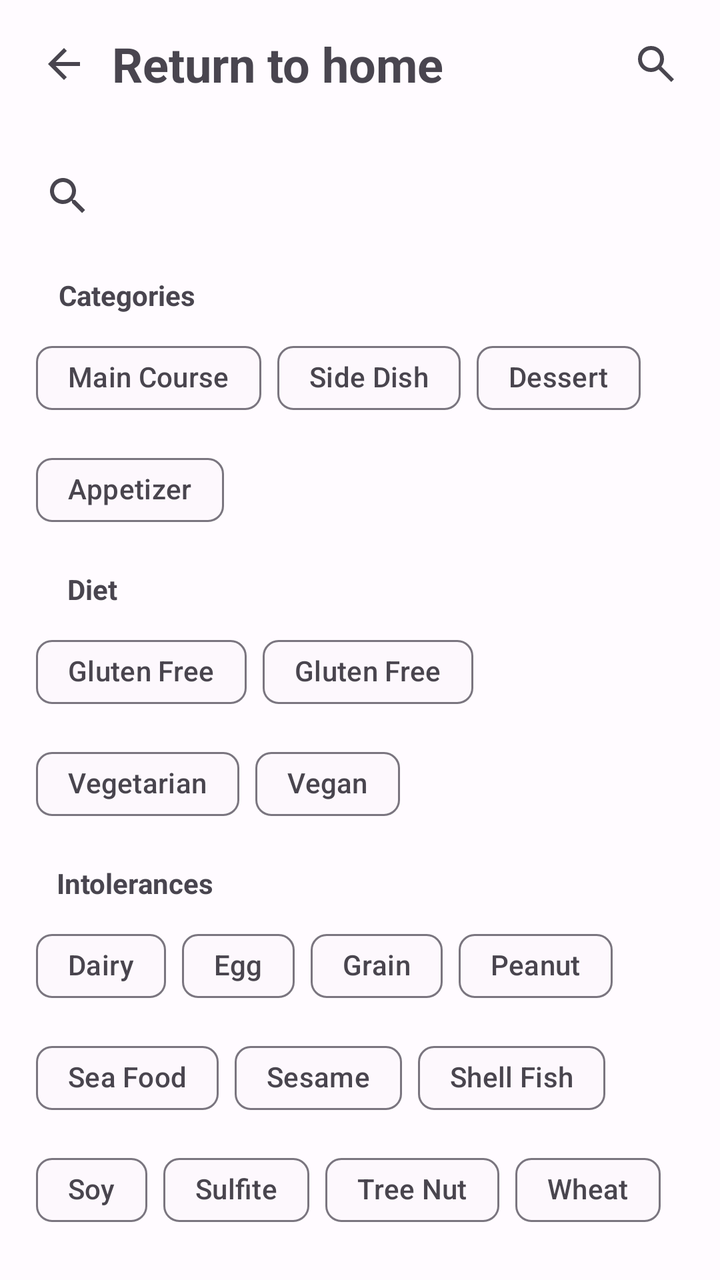
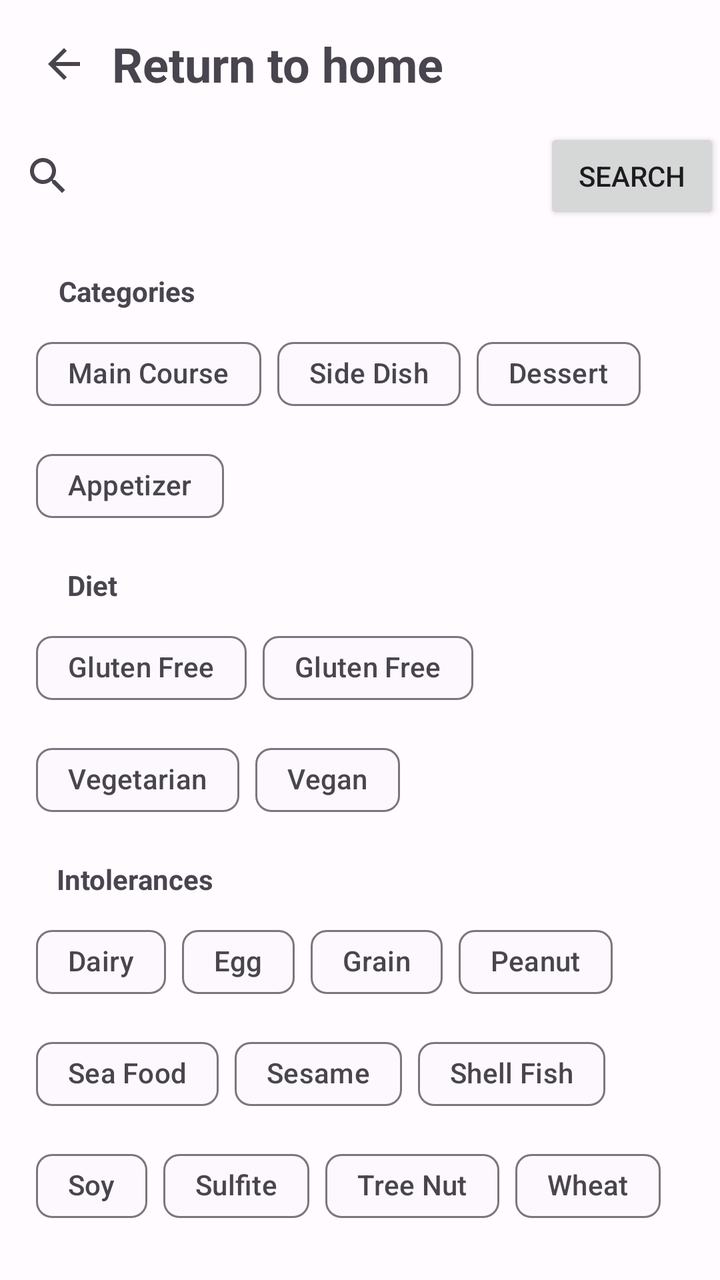

Before-and-after screenshots of an Android layout around one commit, followed by the original layout XML and the change that was made.
<!-- AndroidManifest.xml: application theme Theme.Food_alchemy -->
<!-- res/layout/fragment_search.xml -->
<?xml version="1.0" encoding="utf-8"?>
<androidx.constraintlayout.widget.ConstraintLayout xmlns:android="http://schemas.android.com/apk/res/android"
    xmlns:app="http://schemas.android.com/apk/res-auto"
    xmlns:tools="http://schemas.android.com/tools"
    android:layout_width="match_parent"
    android:layout_height="match_parent"
    tools:context=".ui.search.SearchActivity">

    <LinearLayout
        android:id="@+id/linear_layout"
        android:layout_width="match_parent"
        android:layout_height="wrap_content"
        android:gravity="center_vertical"
        android:padding="8dp"
        app:layout_constraintBottom_toTopOf="@id/searchView"
        app:layout_constraintEnd_toEndOf="parent"
        app:layout_constraintHorizontal_bias="1.0"
        app:layout_constraintStart_toStartOf="parent"
        app:layout_constraintTop_toTopOf="parent">

        <ImageButton
            android:id="@+id/return_button"
            android:layout_width="48dp"
            android:layout_height="48dp"
            android:background="@android:color/transparent"
            android:padding="8dp"
            android:src="@drawable/baseline_arrow_back_24"
            app:tint="?attr/colorControlNormal"
            tools:ignore="ContentDescription" />

        <TextView
            android:id="@+id/title_textview"
            android:layout_width="wrap_content"
            android:layout_height="wrap_content"
            android:text="@string/return_to_home"
            android:textSize="24sp"
            android:textStyle="bold" />

        <Space
            android:layout_width="0dp"
            android:layout_height="0dp"
            android:layout_weight="1" />

        <ImageButton
            android:id="@+id/search_button_direct"
            android:layout_width="48dp"
            android:layout_height="48dp"
            android:background="@android:color/transparent"
            android:padding="8dp"
            android:src="@drawable/search_draw"
            app:tint="?attr/colorControlNormal" />
    </LinearLayout>

    
    <SearchView
        android:id="@+id/searchView"
        android:layout_width="match_parent"
        android:layout_height="wrap_content"
        android:layout_marginStart="10dp"
        android:layout_marginTop="10dp"
        android:layout_marginEnd="10dp"
        android:clickable="true"
        android:focusable="true"
        android:queryHint="Search..."
        app:iconifiedByDefault="false"
        app:layout_constraintBottom_toTopOf="@id/scrollChip"
        app:layout_constraintEnd_toEndOf="parent"
        app:layout_constraintStart_toStartOf="parent"
        app:layout_constraintTop_toBottomOf="@id/linear_layout" />

    <ScrollView
        android:id="@+id/scrollChip"
        android:layout_width="match_parent"
        android:layout_height="0dp"
        app:layout_constraintTop_toBottomOf="@id/searchView"
        app:layout_constraintBottom_toBottomOf="parent">

        <androidx.constraintlayout.widget.ConstraintLayout
            android:layout_width="match_parent"
            android:layout_height="match_parent">

            <com.google.android.material.chip.ChipGroup
                android:id="@+id/chip_ingredients"
                android:layout_width="match_parent"
                android:layout_height="wrap_content"
                app:layout_constraintStart_toStartOf="parent"
                app:layout_constraintEnd_toEndOf="parent"
                app:layout_constraintTop_toTopOf="parent"
                app:layout_constraintBottom_toTopOf="@id/text_categories">

            </com.google.android.material.chip.ChipGroup>

            
            <TextView
                android:id="@+id/text_categories"
                android:layout_width="wrap_content"
                android:layout_height="wrap_content"
                android:text="@string/categories"
                android:layout_marginTop="16dp"
                android:textStyle="bold"
                app:layout_constraintStart_toStartOf="parent"
                app:layout_constraintEnd_toEndOf="parent"
                app:layout_constraintTop_toBottomOf="@id/chip_ingredients"
                app:layout_constraintBottom_toTopOf="@id/chip_group_categories"
                app:layout_constraintHorizontal_bias="0.1" />


            <com.google.android.material.chip.ChipGroup
                android:id="@+id/chip_group_categories"
                android:layout_width="match_parent"
                android:layout_height="wrap_content"
                android:layout_below="@id/text_categories"
                android:layout_marginTop="8dp"
                app:singleSelection="true"
                android:layout_marginStart="18dp"
                android:layout_marginEnd="18dp"
                app:layout_constraintStart_toStartOf="parent"
                app:layout_constraintEnd_toEndOf="parent"
                app:layout_constraintTop_toBottomOf="@id/text_categories"
                app:layout_constraintBottom_toTopOf="@id/text_diet">


                <com.google.android.material.chip.Chip
                    android:id="@+id/chip_main_course"
                    style="@style/Widget.Material3.Chip.Filter"
                    android:layout_width="wrap_content"
                    android:layout_height="wrap_content"
                    android:checked="false"
                    android:text="@string/main_course" />

                <com.google.android.material.chip.Chip
                    android:id="@+id/chip_side_dish"
                    style="@style/Widget.Material3.Chip.Filter"
                    android:layout_width="wrap_content"
                    android:layout_height="wrap_content"
                    android:checked="false"
                    android:text="@string/side_dish" />

                <com.google.android.material.chip.Chip
                    android:id="@+id/chip_dessert"
                    style="@style/Widget.Material3.Chip.Filter"
                    android:layout_width="wrap_content"
                    android:layout_height="wrap_content"
                    android:checked="false"
                    android:text="@string/dessert" />

                <com.google.android.material.chip.Chip
                    android:id="@+id/chip_appetizer"
                    style="@style/Widget.Material3.Chip.Filter"
                    android:layout_width="wrap_content"
                    android:layout_height="wrap_content"
                    android:checked="false"
                    android:text="@string/appetizer" />

                
                

            </com.google.android.material.chip.ChipGroup>

            
            <TextView
                android:id="@+id/text_diet"
                android:layout_width="wrap_content"
                android:layout_height="wrap_content"
                android:text="@string/diet"
                android:layout_marginTop="16dp"
                android:textStyle="bold"
                app:layout_constraintStart_toStartOf="parent"
                app:layout_constraintEnd_toEndOf="parent"
                app:layout_constraintTop_toBottomOf="@id/chip_group_categories"
                app:layout_constraintBottom_toTopOf="@id/chip_group_diet"
                app:layout_constraintHorizontal_bias="0.1"/>

            <com.google.android.material.chip.ChipGroup
                android:id="@+id/chip_group_diet"
                android:layout_width="match_parent"
                android:layout_height="wrap_content"
                android:layout_below="@id/text_diet"
                android:layout_marginTop="8dp"
                android:layout_marginStart="18dp"
                android:layout_marginEnd="18dp"
                app:singleSelection="true"
                app:layout_constraintStart_toStartOf="parent"
                app:layout_constraintEnd_toEndOf="parent"
                app:layout_constraintTop_toBottomOf="@id/text_diet"
                app:layout_constraintBottom_toTopOf="@id/text_intolerances">

                <com.google.android.material.chip.Chip
                    android:id="@+id/no_diet"
                    style="@style/Widget.Material3.Chip.Filter"
                    android:layout_width="wrap_content"
                    android:layout_height="wrap_content"
                    android:checked="false"
                    android:text="@string/gluten_free" />

                <com.google.android.material.chip.Chip
                    android:id="@+id/gluten_free"
                    style="@style/Widget.Material3.Chip.Filter"
                    android:layout_width="wrap_content"
                    android:layout_height="wrap_content"
                    android:checked="false"
                    android:text="@string/gluten_free" />

                <com.google.android.material.chip.Chip
                    android:id="@+id/vegetarian"
                    style="@style/Widget.Material3.Chip.Filter"
                    android:layout_width="wrap_content"
                    android:layout_height="wrap_content"
                    android:checked="false"
                    android:text="@string/vegetarian" />

                <com.google.android.material.chip.Chip
                    android:id="@+id/vegan"
                    style="@style/Widget.Material3.Chip.Filter"
                    android:layout_width="wrap_content"
                    android:layout_height="wrap_content"
                    android:checked="false"
                    android:text="@string/vegan" />
                
                

            </com.google.android.material.chip.ChipGroup>

            
            <TextView
                android:id="@+id/text_intolerances"
                android:layout_width="wrap_content"
                android:layout_height="wrap_content"
                android:text="@string/intolerances"
                android:layout_below="@id/chip_group_diet"
                android:layout_marginTop="16dp"
                android:textStyle="bold"
                app:layout_constraintStart_toStartOf="parent"
                app:layout_constraintEnd_toEndOf="parent"
                app:layout_constraintTop_toBottomOf="@id/chip_group_diet"
                app:layout_constraintBottom_toTopOf="@id/chip_group_intolerances"
                app:layout_constraintHorizontal_bias="0.1"/>

            <com.google.android.material.chip.ChipGroup
                android:id="@+id/chip_group_intolerances"
                android:layout_width="match_parent"
                android:layout_height="wrap_content"
                android:layout_below="@id/text_intolerances"
                android:layout_marginTop="8dp"
                android:layout_marginStart="18dp"
                android:layout_marginEnd="18dp"
                app:singleSelection="false"
                app:layout_constraintStart_toStartOf="parent"
                app:layout_constraintEnd_toEndOf="parent"
                app:layout_constraintTop_toBottomOf="@id/text_intolerances">

                <com.google.android.material.chip.Chip
                    android:id="@+id/dairy"
                    style="@style/Widget.Material3.Chip.Filter"
                    android:layout_width="wrap_content"
                    android:layout_height="wrap_content"
                    android:checked="false"
                    android:text="@string/dairy" />

                <com.google.android.material.chip.Chip
                    android:id="@+id/egg"
                    style="@style/Widget.Material3.Chip.Filter"
                    android:layout_width="wrap_content"
                    android:layout_height="wrap_content"
                    android:checked="false"
                    android:text="@string/egg" />

                <com.google.android.material.chip.Chip
                    android:id="@+id/grain"
                    style="@style/Widget.Material3.Chip.Filter"
                    android:layout_width="wrap_content"
                    android:layout_height="wrap_content"
                    android:checked="false"
                    android:text="@string/grain" />

                <com.google.android.material.chip.Chip
                    android:id="@+id/peanut"
                    style="@style/Widget.Material3.Chip.Filter"
                    android:layout_width="wrap_content"
                    android:layout_height="wrap_content"
                    android:checked="false"
                    android:text="@string/peanut" />

                <com.google.android.material.chip.Chip
                    android:id="@+id/sea_food"
                    style="@style/Widget.Material3.Chip.Filter"
                    android:layout_width="wrap_content"
                    android:layout_height="wrap_content"
                    android:checked="false"
                    android:text="@string/sea_food" />

                <com.google.android.material.chip.Chip
                    android:id="@+id/sesame"
                    style="@style/Widget.Material3.Chip.Filter"
                    android:layout_width="wrap_content"
                    android:layout_height="wrap_content"
                    android:checked="false"
                    android:text="@string/sesame" />

                <com.google.android.material.chip.Chip
                    android:id="@+id/shell_fish"
                    style="@style/Widget.Material3.Chip.Filter"
                    android:layout_width="wrap_content"
                    android:layout_height="wrap_content"
                    android:checked="false"
                    android:text="@string/shell_fish" />

                <com.google.android.material.chip.Chip
                    android:id="@+id/soy"
                    style="@style/Widget.Material3.Chip.Filter"
                    android:layout_width="wrap_content"
                    android:layout_height="wrap_content"
                    android:checked="false"
                    android:text="@string/soy" />

                <com.google.android.material.chip.Chip
                    android:id="@+id/sulfite"
                    style="@style/Widget.Material3.Chip.Filter"
                    android:layout_width="wrap_content"
                    android:layout_height="wrap_content"
                    android:checked="false"
                    android:text="@string/sulfite" />

                <com.google.android.material.chip.Chip
                    android:id="@+id/tree_nut"
                    style="@style/Widget.Material3.Chip.Filter"
                    android:layout_width="wrap_content"
                    android:layout_height="wrap_content"
                    android:checked="false"
                    android:text="@string/tree_nut" />

                <com.google.android.material.chip.Chip
                    android:id="@+id/wheat"
                    style="@style/Widget.Material3.Chip.Filter"
                    android:layout_width="wrap_content"
                    android:layout_height="wrap_content"
                    android:checked="false"
                    android:text="@string/wheat" />

                
                

            </com.google.android.material.chip.ChipGroup>
        </androidx.constraintlayout.widget.ConstraintLayout>
    </ScrollView>




</androidx.constraintlayout.widget.ConstraintLayout>
<!-- resources referenced by this layout -->
<resources>
  <!-- drawable baseline_arrow_back_24 (drawable) -->
  <vector android:autoMirrored="true" android:height="24dp"
      android:tint="#000000" android:viewportHeight="24"
      android:viewportWidth="24" android:width="24dp" xmlns:android="http://schemas.android.com/apk/res/android">
      <path android:fillColor="@android:color/black" android:pathData="M20,11H7.83l5.59,-5.59L12,4l-8,8 8,8 1.41,-1.41L7.83,13H20v-2z"/>
  </vector>
  <!-- drawable search_draw (drawable) -->
  <vector android:autoMirrored="true" android:height="24dp"
      android:viewportHeight="960" android:viewportWidth="960"
      android:width="24dp" xmlns:android="http://schemas.android.com/apk/res/android">
      <path android:fillColor="#FF000000" android:pathData="M784,840 L532,588q-30,24 -69,38t-83,14q-109,0 -184.5,-75.5T120,380q0,-109 75.5,-184.5T380,120q109,0 184.5,75.5T640,380q0,44 -14,83t-38,69l252,252 -56,56ZM380,560q75,0 127.5,-52.5T560,380q0,-75 -52.5,-127.5T380,200q-75,0 -127.5,52.5T200,380q0,75 52.5,127.5T380,560Z"/>
  </vector>
  <string name="appetizer">Appetizer</string>
  <string name="categories">Categories</string>
  <string name="dairy">Dairy</string>
  <string name="dessert">Dessert</string>
  <string name="diet">Diet</string>
  <string name="egg">Egg</string>
  <string name="gluten_free">Gluten Free</string>
  <string name="grain">Grain</string>
  <string name="intolerances">Intolerances</string>
  <string name="main_course">Main Course</string>
  <string name="peanut">Peanut</string>
  <string name="return_to_home">Return to home</string>
  <string name="sea_food">Sea Food</string>
  <string name="sesame">Sesame</string>
  <string name="shell_fish">Shell Fish</string>
  <string name="side_dish">Side Dish</string>
  <string name="soy">Soy</string>
  <string name="sulfite">Sulfite</string>
  <string name="tree_nut">Tree Nut</string>
  <string name="vegan">Vegan</string>
  <string name="vegetarian">Vegetarian</string>
  <string name="wheat">Wheat</string>
  <style name="Theme.Food_alchemy" parent="Base.Theme.Food_alchemy" />
  <color name="md_theme_light_primary">#7214FF</color>
  <color name="md_theme_light_onPrimary">#FFFFFF</color>
  <color name="md_theme_light_primaryContainer">#E9DDFF</color>
  <color name="md_theme_light_onPrimaryContainer">#23005C</color>
  <color name="md_theme_light_secondary">#625B70</color>
  <color name="md_theme_light_onSecondary">#FFFFFF</color>
  <color name="md_theme_light_secondaryContainer">#E8DEF8</color>
  <color name="md_theme_light_onSecondaryContainer">#1E192B</color>
  <color name="md_theme_light_tertiary">#7E525F</color>
  <color name="md_theme_light_onTertiary">#FFFFFF</color>
  <color name="md_theme_light_tertiaryContainer">#FFD9E2</color>
  <color name="md_theme_light_onTertiaryContainer">#31101C</color>
  <color name="md_theme_light_error">#BA1A1A</color>
  <color name="md_theme_light_onError">#FFFFFF</color>
  <color name="md_theme_light_errorContainer">#FFDAD6</color>
  <color name="md_theme_light_onErrorContainer">#410002</color>
  <color name="md_theme_light_outline">#7A757F</color>
  <color name="md_theme_light_background">#FFFBFF</color>
  <color name="md_theme_light_onBackground">#1C1B1E</color>
  <color name="md_theme_light_surface">#FDF8FD</color>
  <color name="md_theme_light_onSurface">#1C1B1E</color>
  <color name="md_theme_light_surfaceVariant">#E7E0EB</color>
  <color name="md_theme_light_onSurfaceVariant">#49454E</color>
  <color name="md_theme_light_inverseSurface">#323033</color>
  <color name="md_theme_light_inverseOnSurface">#F5EFF4</color>
  <color name="md_theme_light_inversePrimary">#D0BCFF</color>
  <!-- unchanged entries left out for length: 1 -->
</resources>

<!-- the commit's change to res/layout/fragment_search.xml (unified diff, before → after) -->
@@ -12,7 +12,7 @@
         android:layout_height="wrap_content"
         android:gravity="center_vertical"
         android:padding="8dp"
-        app:layout_constraintBottom_toTopOf="@id/searchView"
+        app:layout_constraintBottom_toTopOf="@id/search_linear"
         app:layout_constraintEnd_toEndOf="parent"
         app:layout_constraintHorizontal_bias="1.0"
         app:layout_constraintStart_toStartOf="parent"
@@ -36,43 +36,40 @@
             android:textSize="24sp"
             android:textStyle="bold" />
 
-        <Space
-            android:layout_width="0dp"
-            android:layout_height="0dp"
-            android:layout_weight="1" />
-
-        <ImageButton
-            android:id="@+id/search_button_direct"
-            android:layout_width="48dp"
-            android:layout_height="48dp"
-            android:background="@android:color/transparent"
-            android:padding="8dp"
-            android:src="@drawable/search_draw"
-            app:tint="?attr/colorControlNormal" />
     </LinearLayout>
 
-    
-    <SearchView
-        android:id="@+id/searchView"
+    <LinearLayout
+        android:id="@+id/search_linear"
         android:layout_width="match_parent"
         android:layout_height="wrap_content"
-        android:layout_marginStart="10dp"
-        android:layout_marginTop="10dp"
-        android:layout_marginEnd="10dp"
-        android:clickable="true"
-        android:focusable="true"
-        android:queryHint="Search..."
-        app:iconifiedByDefault="false"
-        app:layout_constraintBottom_toTopOf="@id/scrollChip"
+        android:orientation="horizontal"
+        app:layout_constraintStart_toStartOf="parent"
         app:layout_constraintEnd_toEndOf="parent"
-        app:layout_constraintStart_toStartOf="parent"
-        app:layout_constraintTop_toBottomOf="@id/linear_layout" />
+        app:layout_constraintTop_toBottomOf="@id/linear_layout"
+        app:layout_constraintBottom_toTopOf="@id/scrollChip">
+
+        <SearchView
+            android:id="@+id/searchView"
+            android:layout_width="0dp"
+            android:layout_height="wrap_content"
+            android:layout_weight="1"
+            android:clickable="true"
+            android:focusable="true"
+            android:queryHint="Search..."
+            app:iconifiedByDefault="false" />
+
+        <Button
+            android:id="@+id/search_btn"
+            android:layout_width="wrap_content"
+            android:layout_height="wrap_content"
+            android:text="@string/search" />
+    </LinearLayout>
 
     <ScrollView
         android:id="@+id/scrollChip"
         android:layout_width="match_parent"
         android:layout_height="0dp"
-        app:layout_constraintTop_toBottomOf="@id/searchView"
+        app:layout_constraintTop_toBottomOf="@id/search_linear"
         app:layout_constraintBottom_toBottomOf="parent">
 
         <androidx.constraintlayout.widget.ConstraintLayout
@@ -83,6 +80,9 @@
                 android:id="@+id/chip_ingredients"
                 android:layout_width="match_parent"
                 android:layout_height="wrap_content"
+                android:layout_marginTop="8dp"
+                android:layout_marginStart="18dp"
+                android:layout_marginEnd="18dp"
                 app:layout_constraintStart_toStartOf="parent"
                 app:layout_constraintEnd_toEndOf="parent"
                 app:layout_constraintTop_toTopOf="parent"
<!-- resource entries referenced after the edit -->
@@ -5,12 +5,6 @@
       android:tint="#000000" android:viewportHeight="24"
       android:viewportWidth="24" android:width="24dp" xmlns:android="http://schemas.android.com/apk/res/android">
       <path android:fillColor="@android:color/black" android:pathData="M20,11H7.83l5.59,-5.59L12,4l-8,8 8,8 1.41,-1.41L7.83,13H20v-2z"/>
-  </vector>
-  <!-- drawable search_draw (drawable) -->
-  <vector android:autoMirrored="true" android:height="24dp"
-      android:viewportHeight="960" android:viewportWidth="960"
-      android:width="24dp" xmlns:android="http://schemas.android.com/apk/res/android">
-      <path android:fillColor="#FF000000" android:pathData="M784,840 L532,588q-30,24 -69,38t-83,14q-109,0 -184.5,-75.5T120,380q0,-109 75.5,-184.5T380,120q109,0 184.5,75.5T640,380q0,44 -14,83t-38,69l252,252 -56,56ZM380,560q75,0 127.5,-52.5T560,380q0,-75 -52.5,-127.5T380,200q-75,0 -127.5,52.5T200,380q0,75 52.5,127.5T380,560Z"/>
   </vector>
   <string name="appetizer">Appetizer</string>
   <string name="categories">Categories</string>
@@ -25,6 +19,7 @@
   <string name="peanut">Peanut</string>
   <string name="return_to_home">Return to home</string>
   <string name="sea_food">Sea Food</string>
+  <string name="search">Search</string>
   <string name="sesame">Sesame</string>
   <string name="shell_fish">Shell Fish</string>
   <string name="side_dish">Side Dish</string>
